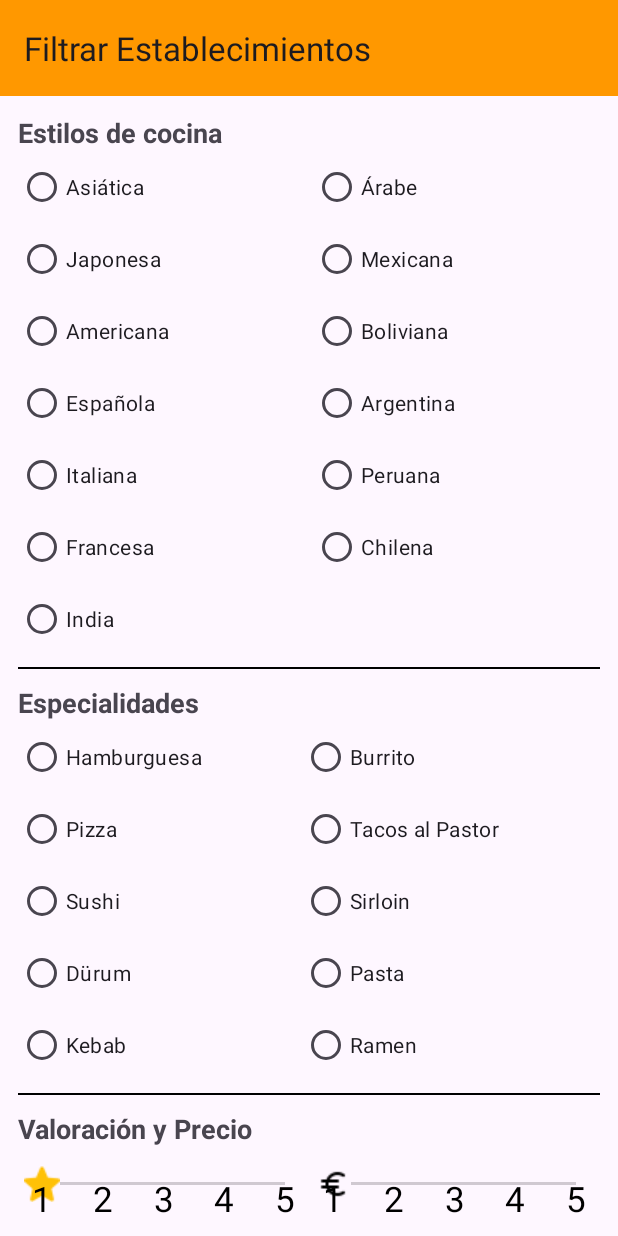
After one commit to Guslin-03/Rush, an Android app: the FilterActivity screen opened directly, with no data from a screen before it, on a phone screen of 412 x 824 dp. The commit adds this screen. Run offline under Robolectric (Android 15) with nearby library versions, the phone set to English and light mode, and no system bars.

Commit message:
Pantalla de filtrado

```diff
--- a/app/src/main/AndroidManifest.xml
+++ b/app/src/main/AndroidManifest.xml
@@ -42,6 +42,9 @@
         <activity android:name=".ui.profile.info.InfoActivity" android:exported="true" android:label="Info">
             <meta-data android:name="android.support.PARENT_ACTIVITY" android:value=".MainActivity"/>
         </activity>
+        <activity android:name=".ui.restaurant.filter.FilterActivity" android:exported="true" android:label="RestaurantFilter">
+            <meta-data android:name="android.support.PARENT_ACTIVITY" android:value=".MainActivity"/>
+        </activity>
     </application>
 
 </manifest>
--- a/app/src/main/java/com/example/rush/ui/restaurant/RestaurantActivity.kt
+++ b/app/src/main/java/com/example/rush/ui/restaurant/RestaurantActivity.kt
@@ -12,6 +12,7 @@ import com.example.rush.data.model.Restaurant
 import com.example.rush.data.repository.restaurant.RoomRestaurantDataSource
 import com.example.rush.databinding.RestaurantActivityBinding
 import com.example.rush.ui.profile.ProfileActivity
+import com.example.rush.ui.restaurant.filter.FilterActivity
 import com.example.rush.utils.MyApp
 import com.example.rush.utils.Resource
 
@@ -32,6 +33,10 @@ class RestaurantActivity : AppCompatActivity() {
         )
 
         binding.restaurantList.adapter = restaurantAdapter
+
+        binding.complexFilter.setOnClickListener {
+            goToFilter()
+        }
 
         restaurantViewModel.restaurant.observe(this) {
             when(it.status) {
@@ -83,6 +88,12 @@ class RestaurantActivity : AppCompatActivity() {
         finish()
     }
 
+    private fun goToFilter(){
+        val intent = Intent(this, FilterActivity::class.java)
+        startActivity(intent)
+        finish()
+    }
+
     private fun filterByText(s: CharSequence?){
         val searchText = s.toString().trim()
         var originalList = restaurantViewModel.restaurant.value?.data
--- /dev/null
+++ b/app/src/main/java/com/example/rush/ui/restaurant/filter/FilterActivity.kt
@@ -0,0 +1,30 @@
+package com.example.rush.ui.restaurant.filter
+
+import android.content.Intent
+import android.os.Bundle
+import androidx.appcompat.app.AppCompatActivity
+import com.example.rush.databinding.FilterActivityBinding
+import com.example.rush.ui.restaurant.RestaurantActivity
+
+class FilterActivity : AppCompatActivity() {
+
+    private lateinit var binding: FilterActivityBinding
+
+    override fun onCreate(savedInstanceState: Bundle?) {
+        super.onCreate(savedInstanceState)
+        binding = FilterActivityBinding.inflate(layoutInflater)
+        setContentView(binding.root)
+
+        binding.confirm.setOnClickListener {
+            goToRestaurants()
+        }
+
+    }
+
+    private fun goToRestaurants(){
+        val intent = Intent(this, RestaurantActivity::class.java)
+        startActivity(intent)
+        finish()
+    }
+
+}
--- /dev/null
+++ b/app/src/main/java/com/example/rush/ui/restaurant/filter/SeekBarConfig.kt
@@ -0,0 +1,37 @@
+package com.example.rush.ui.restaurant.filter
+
+import android.content.Context
+import android.graphics.Canvas
+import android.graphics.Paint
+import android.util.AttributeSet
+import androidx.appcompat.widget.AppCompatSeekBar
+
+class NumberedSeekBar @JvmOverloads constructor(
+    context: Context,
+    attrs: AttributeSet? = null,
+    defStyleAttr: Int = 0
+) : AppCompatSeekBar(context, attrs, defStyleAttr) {
+
+    private val paint = Paint()
+
+    init {
+        paint.color = resources.getColor(android.R.color.black, resources.newTheme()) // Color del texto
+        paint.textSize = 35f // Tamaño del texto
+        paint.textAlign = Paint.Align.CENTER // Alineación del texto
+    }
+
+    override fun onDraw(canvas: Canvas?) {
+        super.onDraw(canvas)
+
+        val steps = max
+        val width = width - paddingLeft - paddingRight
+        val stepSize = width.toFloat() / steps.toFloat()
+
+        for (i in 0..steps) {
+            val x = stepSize * i + paddingLeft
+            val y = ((height - paddingBottom) - 10).toFloat()
+
+            canvas?.drawText((i + 1).toString(), x, y, paint) // Dibuja el texto debajo de cada punto
+        }
+    }
+}
--- /dev/null
+++ b/app/src/main/res/layout/filter_activity.xml
@@ -0,0 +1,384 @@
+<?xml version="1.0" encoding="utf-8"?>
+<LinearLayout xmlns:android="http://schemas.android.com/apk/res/android"
+    xmlns:tools="http://schemas.android.com/tools"
+    android:layout_width="match_parent"
+    android:layout_height="match_parent"
+    xmlns:app="http://schemas.android.com/apk/res-auto"
+    android:orientation="vertical">
+
+<!--    TOOLBAR-->
+    <androidx.appcompat.widget.Toolbar
+        android:id="@+id/toolbar_chat_configuration"
+        android:layout_width="match_parent"
+        android:layout_height="?attr/actionBarSize"
+        android:background="#FF9800"
+        app:title="@string/filtrar_establecimientos" />
+
+<!--    COMBO-RADIOBUTTONS-->
+    <LinearLayout
+        android:layout_width="wrap_content"
+        android:layout_height="wrap_content"
+        android:orientation="vertical"
+        android:layout_marginTop="12dp"
+        android:layout_marginStart="12dp"
+        android:layout_marginEnd="12dp">
+
+<!-- ESTILOS DE COCINA-->
+        <LinearLayout
+            android:layout_width="match_parent"
+            android:layout_height="wrap_content"
+            android:orientation="vertical">
+
+            <TextView
+                android:id="@+id/culinaryStyle"
+                android:layout_width="match_parent"
+                android:layout_height="wrap_content"
+                android:textSize="18sp"
+                android:textStyle="bold"
+                android:text="@string/estilo_de_cocina"/>
+
+            <RadioGroup
+                android:layout_width="match_parent"
+                android:layout_height="wrap_content"
+                android:orientation="horizontal">
+
+                <LinearLayout
+                    android:layout_width="wrap_content"
+                    android:layout_height="wrap_content"
+                    android:orientation="vertical"
+                    android:layout_weight="0.5">
+
+                    <RadioButton
+                        android:id="@+id/asian"
+                        android:layout_width="match_parent"
+                        android:layout_height="wrap_content"
+                        android:text="@string/asi_tica"
+                        tools:layout_editor_absoluteX="134dp"
+                        tools:layout_editor_absoluteY="211dp" />
+
+                    <RadioButton
+                        android:id="@+id/japanese"
+                        android:layout_width="match_parent"
+                        android:layout_height="wrap_content"
+                        android:text="@string/japonesa"
+                        tools:layout_editor_absoluteX="134dp"
+                        tools:layout_editor_absoluteY="211dp" />
+
+                    <RadioButton
+                        android:id="@+id/american"
+                        android:layout_width="match_parent"
+                        android:layout_height="wrap_content"
+                        android:text="@string/americana"
+                        tools:layout_editor_absoluteX="134dp"
+                        tools:layout_editor_absoluteY="211dp" />
+
+                    <RadioButton
+                        android:id="@+id/spanish"
+                        android:layout_width="match_parent"
+                        android:layout_height="wrap_content"
+                        android:text="@string/espa_ola"
+                        tools:layout_editor_absoluteX="134dp"
+                        tools:layout_editor_absoluteY="211dp" />
+
+                    <RadioButton
+                        android:id="@+id/italian"
+                        android:layout_width="match_parent"
+                        android:layout_height="wrap_content"
+                        android:text="@string/italiana"
+                        tools:layout_editor_absoluteX="134dp"
+                        tools:layout_editor_absoluteY="211dp" />
+
+                    <RadioButton
+                        android:id="@+id/french"
+                        android:layout_width="match_parent"
+                        android:layout_height="wrap_content"
+                        android:text="@string/francesa"
+                        tools:layout_editor_absoluteX="134dp"
+                        tools:layout_editor_absoluteY="211dp" />
+
+                    <RadioButton
+                        android:id="@+id/indian"
+                        android:layout_width="match_parent"
+                        android:layout_height="wrap_content"
+                        android:text="@string/india"
+                        tools:layout_editor_absoluteX="134dp"
+                        tools:layout_editor_absoluteY="211dp" />
+
+                </LinearLayout>
+
+                <LinearLayout
+                    android:layout_width="wrap_content"
+                    android:layout_height="wrap_content"
+                    android:orientation="vertical"
+                    android:layout_weight="0.5">
+
+                    <RadioButton
+                        android:id="@+id/arabic"
+                        android:layout_width="match_parent"
+                        android:layout_height="wrap_content"
+                        android:text="@string/rabe"
+                        tools:layout_editor_absoluteX="134dp"
+                        tools:layout_editor_absoluteY="211dp" />
+
+                    <RadioButton
+                        android:id="@+id/mexican"
+                        android:layout_width="match_parent"
+                        android:layout_height="wrap_content"
+                        android:text="@string/mexicana"
+                        tools:layout_editor_absoluteX="134dp"
+                        tools:layout_editor_absoluteY="211dp" />
+
+                    <RadioButton
+                        android:id="@+id/bolivian"
+                        android:layout_width="match_parent"
+                        android:layout_height="wrap_content"
+                        android:text="@string/boliviana"
+                        tools:layout_editor_absoluteX="134dp"
+                        tools:layout_editor_absoluteY="211dp" />
+
+                    <RadioButton
+                        android:id="@+id/argentinian"
+                        android:layout_width="match_parent"
+                        android:layout_height="wrap_content"
+                        android:text="@string/argentina"
+                        tools:layout_editor_absoluteX="134dp"
+                        tools:layout_editor_absoluteY="211dp" />
+
+                    <RadioButton
+                        android:id="@+id/peruvian"
+                        android:layout_width="match_parent"
+                        android:layout_height="wrap_content"
+                        android:text="@string/peruana"
+                        tools:layout_editor_absoluteX="134dp"
+                        tools:layout_editor_absoluteY="211dp" />
+
+                    <RadioButton
+                        android:id="@+id/chilean"
+                        android:layout_width="match_parent"
+                        android:layout_height="wrap_content"
+                        android:text="@string/chilena"
+                        tools:layout_editor_absoluteX="134dp"
+                        tools:layout_editor_absoluteY="211dp" />
+
+                </LinearLayout>
+
+            </RadioGroup>
+
+        </LinearLayout>
+
+        <View
+            android:layout_width="match_parent"
+            android:layout_height="1dp"
+            android:layout_gravity="center"
+            android:background="@android:color/black"
+            android:layout_marginTop="8dp"
+            android:layout_marginBottom="10dp"/>
+        <!-- ESPECIALIDADES-->
+        <LinearLayout
+            android:layout_width="match_parent"
+            android:layout_height="wrap_content"
+            android:orientation="vertical">
+
+            <TextView
+                android:id="@+id/specialty"
+                android:layout_width="match_parent"
+                android:layout_height="wrap_content"
+                android:textSize="18sp"
+                android:textStyle="bold"
+                android:text="@string/especialidad"/>
+
+            <RadioGroup
+                android:layout_width="match_parent"
+                android:layout_height="wrap_content"
+                android:orientation="horizontal">
+
+                <LinearLayout
+                    android:layout_width="wrap_content"
+                    android:layout_height="wrap_content"
+                    android:orientation="vertical"
+                    android:layout_weight="0.5">
+
+                    <RadioButton
+                        android:id="@+id/hamburguer"
+                        android:layout_width="match_parent"
+                        android:layout_height="wrap_content"
+                        android:text="@string/hamburguesa"
+                        tools:layout_editor_absoluteX="134dp"
+                        tools:layout_editor_absoluteY="211dp" />
+
+                    <RadioButton
+                        android:id="@+id/pizza"
+                        android:layout_width="match_parent"
+                        android:layout_height="wrap_content"
+                        android:text="@string/pizza"
+                        tools:layout_editor_absoluteX="134dp"
+                        tools:layout_editor_absoluteY="211dp" />
+
+                    <RadioButton
+                        android:id="@+id/sushi"
+                        android:layout_width="match_parent"
+                        android:layout_height="wrap_content"
+                        android:text="@string/sushi"
+                        tools:layout_editor_absoluteX="134dp"
+                        tools:layout_editor_absoluteY="211dp" />
+
+                    <RadioButton
+                        android:id="@+id/durum"
+                        android:layout_width="match_parent"
+                        android:layout_height="wrap_content"
+                        android:text="@string/d_rum"
+                        tools:layout_editor_absoluteX="134dp"
+                        tools:layout_editor_absoluteY="211dp" />
+
+                    <RadioButton
+                        android:id="@+id/kebab"
+                        android:layout_width="match_parent"
+                        android:layout_height="wrap_content"
+                        android:text="@string/kebab"
+                        tools:layout_editor_absoluteX="134dp"
+                        tools:layout_editor_absoluteY="211dp" />
+
+                </LinearLayout>
+
+                <LinearLayout
+                    android:layout_width="wrap_content"
+                    android:layout_height="wrap_content"
+                    android:orientation="vertical"
+                    android:layout_weight="0.5">
+
+                    <RadioButton
+                        android:id="@+id/burrito"
+                        android:layout_width="match_parent"
+                        android:layout_height="wrap_content"
+                        android:text="@string/burrito"
+                        tools:layout_editor_absoluteX="134dp"
+                        tools:layout_editor_absoluteY="211dp" />
+
+                    <RadioButton
+                        android:id="@+id/tacos_al_pastor"
+                        android:layout_width="match_parent"
+                        android:layout_height="wrap_content"
+                        android:text="@string/tacos_al_pastor"
+                        tools:layout_editor_absoluteX="134dp"
+                        tools:layout_editor_absoluteY="211dp" />
+
+                    <RadioButton
+                        android:id="@+id/sirloin"
+                        android:layout_width="match_parent"
+                        android:layout_height="wrap_content"
+                        android:text="@string/sirloin"
+                        tools:layout_editor_absoluteX="134dp"
+                        tools:layout_editor_absoluteY="211dp" />
+
+                    <RadioButton
+                        android:id="@+id/pasta"
+                        android:layout_width="match_parent"
+                        android:layout_height="wrap_content"
+                        android:text="@string/pasta"
+                        tools:layout_editor_absoluteX="134dp"
+                        tools:layout_editor_absoluteY="211dp" />
+
+                    <RadioButton
+                        android:id="@+id/ramen"
+                        android:layout_width="match_parent"
+                        android:layout_height="wrap_content"
+                        android:text="@string/ramen"
+                        tools:layout_editor_absoluteX="134dp"
+                        tools:layout_editor_absoluteY="211dp" />
+
+                </LinearLayout>
+
+            </RadioGroup>
+
+        </LinearLayout>
+
+        <View
+            android:layout_width="match_parent"
+            android:layout_height="1dp"
+            android:layout_gravity="center"
+            android:background="@android:color/black"
+            android:layout_marginTop="8dp"
+            android:layout_marginBottom="10dp"/>
+        <!-- VALORACION Y PRECIO-->
+        <LinearLayout
+            android:layout_width="match_parent"
+            android:layout_height="wrap_content"
+            android:orientation="vertical">
+
+            <TextView
+                android:id="@+id/rating_price"
+                android:layout_width="match_parent"
+                android:layout_height="wrap_content"
+                android:textSize="18sp"
+                android:textStyle="bold"
+                android:text="@string/valoraci_n_y_precio"/>
+
+            <LinearLayout
+                android:layout_width="match_parent"
+                android:layout_height="wrap_content"
+                android:orientation="horizontal">
+
+                <com.example.rush.ui.restaurant.filter.NumberedSeekBar
+                    android:id="@+id/seekBarRating"
+                    style="@style/Widget.AppCompat.SeekBar"
+                    android:layout_width="0dp"
+                    android:layout_height="50dp"
+                    android:layout_weight="0.5"
+                    android:max="4"
+                    android:progress="0"
+                    android:thumb="@drawable/estrella"
+                    android:thumbTintMode="src_over"
+                    android:progressTint="@color/yellow" />
+
+                <com.example.rush.ui.restaurant.filter.NumberedSeekBar
+                    android:id="@+id/seekBarPriceRange"
+                    style="@style/Widget.AppCompat.SeekBar"
+                    android:layout_width="0dp"
+                    android:layout_height="50dp"
+                    android:layout_weight="0.5"
+                    android:max="4"
+                    android:progress="0"
+                    android:thumb="@drawable/euro"
+                    android:thumbTintMode="src_over"
+                    android:progressTint="@color/black" />
+
+            </LinearLayout>
+
+        </LinearLayout>
+
+    </LinearLayout>
+
+<!--    BUTTONS -->
+    <LinearLayout
+        android:layout_width="match_parent"
+        android:layout_height="match_parent"
+        android:layout_marginTop="15dp"
+        android:weightSum="3">
+
+        <Space
+            android:layout_width="0dp"
+            android:layout_height="wrap_content"
+            android:layout_weight="1" />
+
+        <Button
+            android:id="@+id/cancel"
+            android:layout_width="wrap_content"
+            android:layout_height="wrap_content"
+            android:text="@string/cancelar"
+            android:backgroundTint="#F4A474"/>
+
+        <Space
+            android:layout_width="0dp"
+            android:layout_height="wrap_content"
+            android:layout_weight="1" />
+
+        <Button
+            android:id="@+id/confirm"
+            android:layout_width="wrap_content"
+            android:layout_height="wrap_content"
+            android:text="@string/confirmar"
+            android:backgroundTint="#F4A474"/>
+
+    </LinearLayout>
+
+</LinearLayout>
--- a/app/src/main/res/layout/restaurant_activity.xml
+++ b/app/src/main/res/layout/restaurant_activity.xml
@@ -11,7 +11,7 @@
         android:layout_height="wrap_content"
         android:orientation="horizontal"
         android:layout_marginTop="12dp"
-        app:layout_constraintBottom_toTopOf="@+id/groupList"
+        app:layout_constraintBottom_toTopOf="@+id/restaurantList"
         app:layout_constraintEnd_toEndOf="parent"
         app:layout_constraintStart_toStartOf="parent"
         app:layout_constraintTop_toTopOf="parent">
@@ -38,7 +38,7 @@
         </com.google.android.material.textfield.TextInputLayout>
 
         <ImageButton
-            android:id="@+id/imageButton"
+            android:id="@+id/complexFilter"
             android:layout_width="wrap_content"
             android:layout_height="wrap_content"
             android:layout_gravity="center"
--- a/app/src/main/res/values/colors.xml
+++ b/app/src/main/res/values/colors.xml
@@ -2,4 +2,5 @@
 <resources>
     <color name="black">#FF000000</color>
     <color name="white">#FFFFFFFF</color>
+    <color name="yellow">#FFEB3B</color>
 </resources>
--- a/app/src/main/res/values/strings.xml
+++ b/app/src/main/res/values/strings.xml
@@ -23,4 +23,33 @@
     <string name="my_profile">Mi perfil</string>
     <string name="hi">¡Hola, %1$s %2$s!</string>
     <string name="sun">Sol</string>
+    <string name="asi_tica">Asiática</string>
+    <string name="japonesa">Japonesa</string>
+    <string name="americana">Americana</string>
+    <string name="espa_ola">Española</string>
+    <string name="italiana">Italiana</string>
+    <string name="francesa">Francesa</string>
+    <string name="india">India</string>
+    <string name="rabe">Árabe</string>
+    <string name="mexicana">Mexicana</string>
+    <string name="boliviana">Boliviana</string>
+    <string name="argentina">Argentina</string>
+    <string name="peruana">Peruana</string>
+    <string name="chilena">Chilena</string>
+    <string name="estilo_de_cocina">Estilos de cocina</string>
+    <string name="confirmar">Confirmar</string>
+    <string name="valoraci_n_y_precio">Valoración y Precio</string>
+    <string name="especialidad">Especialidades</string>
+    <string name="pizza">Pizza</string>
+    <string name="sushi">Sushi</string>
+    <string name="hamburguesa">Hamburguesa</string>
+    <string name="d_rum">Dürum</string>
+    <string name="kebab">Kebab</string>
+    <string name="burrito">Burrito</string>
+    <string name="tacos_al_pastor">Tacos al Pastor</string>
+    <string name="sirloin">Sirloin</string>
+    <string name="pasta">Pasta</string>
+    <string name="ramen">Ramen</string>
+    <string name="filtrar_establecimientos">Filtrar Establecimientos</string>
+    <string name="cancelar">Cancelar</string>
 </resources>
--- a/app/src/main/res/values/themes.xml
+++ b/app/src/main/res/values/themes.xml
@@ -6,4 +6,5 @@
     </style>
 
     <style name="Theme.Rush" parent="Base.Theme.Rush" />
+
 </resources>
```
Also changed, not shown: app/src/main/res/drawable/euro.png (added).
